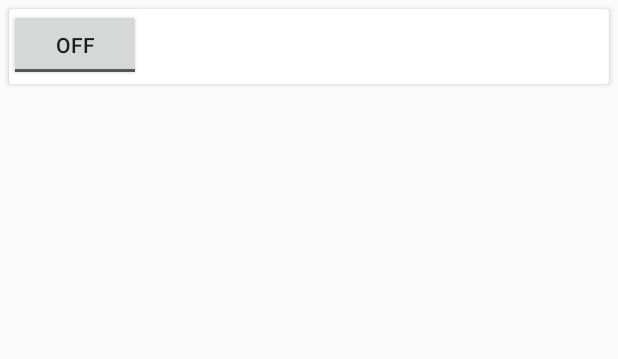
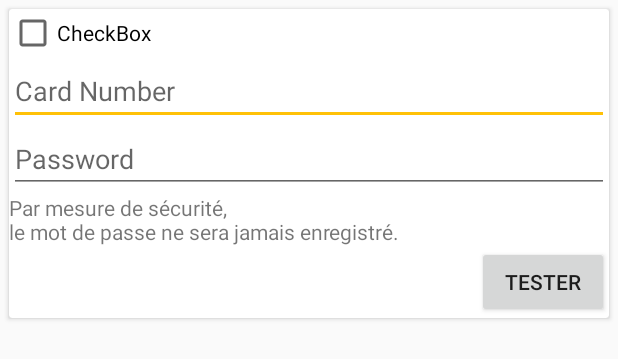
Before and after one commit to ericmatte/Budgeto, an Android app: the layout card.xml on its own in the app's theme, with its tools: preview values and no code run, on a phone screen of 412 x 824 dp. Shown: the top 359 px of the screen. Run offline under Robolectric (Android 15) with nearby library versions, the phone set to English and light mode, and no system bars.

Commit message:
Bank card expandable

```diff
--- a/app/Budgeto/app/src/main/java/com/endless/adapter/BankAdapter.java
+++ b/app/Budgeto/app/src/main/java/com/endless/adapter/BankAdapter.java
@@ -1,12 +1,16 @@
 package com.endless.adapter;
 
-import android.support.v7.widget.CardView;
 import android.support.v7.widget.RecyclerView;
+import android.util.Log;
 import android.view.LayoutInflater;
 import android.view.View;
 import android.view.ViewGroup;
-import android.widget.TextView;
-import android.widget.ToggleButton;
+import android.widget.Button;
+import android.widget.CheckBox;
+import android.widget.CompoundButton;
+import android.widget.EditText;
+import android.widget.LinearLayout;
+import android.widget.ProgressBar;
 
 import com.endless.budgeto.R;
 
@@ -41,7 +45,9 @@ public class BankAdapter extends RecyclerView.Adapter<BankAdapter.ViewHolder> {
         View v = LayoutInflater.from(parent.getContext())
                 .inflate(R.layout.card, parent, false);
         // set the view's size, margins, paddings and layout parameters
-        // ...
+        LinearLayout layMore = (LinearLayout) v.findViewById(R.id.layMore);
+        layMore.setVisibility(View.GONE);
+
         ViewHolder vh = new ViewHolder(v);
         return vh;
     }
@@ -51,22 +57,9 @@ public class BankAdapter extends RecyclerView.Adapter<BankAdapter.ViewHolder> {
     public void onBindViewHolder(ViewHolder holder, int position) {
         // - get element from your dataset at this position
         // - replace the contents of the view with that element
-        TextView textView = (TextView) holder.mView.findViewById(R.id.info_text);
-        textView.setText(mDataset[position]);
 
-        ToggleButton button = (ToggleButton) holder.mView.findViewById(R.id.btnElevation);
-        button.setOnClickListener(new View.OnClickListener() {
-            @Override
-            public void onClick(View v) {
-                CardView cardView = (CardView) v.getParent();
-                ToggleButton button = (ToggleButton) v.findViewById(R.id.btnElevation);
-                if (button.isChecked()) {
-                    cardView.setElevation(10f);
-                } else {
-                    cardView.setElevation(4f);
-                }
-            }
-        });
+        setup_listeners(mDataset[position], holder.mView);
+
 
     }
 
@@ -75,4 +68,34 @@ public class BankAdapter extends RecyclerView.Adapter<BankAdapter.ViewHolder> {
     public int getItemCount() {
         return mDataset.length;
     }
+
+    private void setup_listeners(String bankName, final View parent) {
+        CheckBox cbxBankName = (CheckBox) parent.findViewById(R.id.cbxBankName);
+        Button btnTestBank = (Button) parent.findViewById(R.id.btnTestBank);
+
+        cbxBankName.setText(bankName);
+        cbxBankName.setOnCheckedChangeListener(new CompoundButton.OnCheckedChangeListener() {
+            @Override
+            public void onCheckedChanged(CompoundButton buttonView, boolean isChecked) {
+                LinearLayout layMore = (LinearLayout) parent.findViewById(R.id.layMore);
+                if (isChecked) {
+                    layMore.setVisibility(View.VISIBLE);
+                } else {
+                    layMore.setVisibility(View.GONE);
+                }
+            }
+        });
+
+
+        btnTestBank.setOnClickListener(new View.OnClickListener() {
+            @Override
+            public void onClick(View v) {
+                String credential = ((EditText) parent.findViewById(R.id.txtCredential)).getText().toString();
+                String password = ((EditText) parent.findViewById(R.id.txtPassword)).getText().toString();
+                ProgressBar pbTestBank = (ProgressBar) parent.findViewById(R.id.pbTestBank);
+                pbTestBank.setVisibility(View.VISIBLE);
+                Log.d("App: Tester", credential + " - " + password);
+            }
+        });
+    }
 }
--- a/app/Budgeto/app/src/main/res/layout/card.xml
+++ b/app/Budgeto/app/src/main/res/layout/card.xml
@@ -1,7 +1,7 @@
 <LinearLayout xmlns:android="http://schemas.android.com/apk/res/android"
     xmlns:tools="http://schemas.android.com/tools"
     xmlns:card_view="http://schemas.android.com/apk/res-auto"
-    android:layout_width="match_parent"
+    android:layout_width="fill_parent"
     android:layout_height="wrap_content">
 
     <!-- https://developer.android.com/training/material/shadows-clipping.html -->
@@ -14,24 +14,76 @@
         card_view:cardCornerRadius="2dp"
         card_view:cardElevation="2dp" >
 
-    <TextView
-        android:id="@+id/info_text"
-        android:layout_width="wrap_content"
-        android:layout_height="50dp" />
+        <LinearLayout
+            android:orientation="vertical"
+            android:layout_width="match_parent"
+            android:layout_height="match_parent">
 
-    <ToggleButton
-        android:text="ToggleButton"
-        android:layout_width="wrap_content"
-        android:layout_height="wrap_content"
-        android:id="@+id/btnElevation"
-        android:checked="false" />
+            <CheckBox
+                android:text="CheckBox"
+                android:layout_width="match_parent"
+                android:layout_height="wrap_content"
+                android:id="@+id/cbxBankName" />
+
+            <LinearLayout
+                android:orientation="vertical"
+                android:layout_width="match_parent"
+                android:layout_height="match_parent"
+                android:id="@+id/layMore">
+
+                <EditText
+                    android:layout_width="match_parent"
+                    android:layout_height="wrap_content"
+                    android:inputType="textPersonName"
+                    android:hint="Card Number"
+                    android:ems="10"
+                    android:id="@+id/txtCredential" />
+
+                <EditText
+                    android:id="@+id/txtPassword"
+                    android:layout_width="match_parent"
+                    android:layout_height="wrap_content"
+                    android:hint="Password"
+                    android:imeActionId="@+id/login"
+                    android:imeActionLabel="@string/action_sign_in_short"
+                    android:imeOptions="actionUnspecified"
+                    android:inputType="textPassword"
+                    android:maxLines="1"/>
+
+                <TextView
+                    android:text="Par mesure de sécurité,\nle mot de passe ne sera jamais enregistré."
+                    android:layout_width="match_parent"
+                    android:layout_height="wrap_content"
+                    android:id="@+id/textView2" />
+
+                <GridLayout
+                    android:layout_width="match_parent"
+                    android:layout_height="match_parent"
+                    android:elevation="1dp">
+
+                    <ProgressBar
+                        style="?android:attr/progressBarStyle"
+                        android:layout_width="wrap_content"
+                        android:layout_height="wrap_content"
+                        android:id="@+id/pbTestBank"
+                        android:layout_weight="1"
+                        android:layout_row="0"
+                        android:layout_column="1"
+                        android:visibility="invisible" />
+
+                    <Button
+                        android:text="Tester"
+                        android:layout_width="wrap_content"
+                        android:layout_height="wrap_content"
+                        android:id="@+id/btnTestBank"
+                        android:layout_weight="1"
+                        android:layout_row="0"
+                        android:layout_column="2" />
+                </GridLayout>
+
+            </LinearLayout>
+
+        </LinearLayout>
 
     </android.support.v7.widget.CardView>
-
-    <ToggleButton
-        android:text="ToggleButton"
-        android:layout_width="wrap_content"
-        android:layout_height="wrap_content"
-        android:id="@+id/toggleButton"
-        android:layout_weight="1" />
 </LinearLayout>
```
